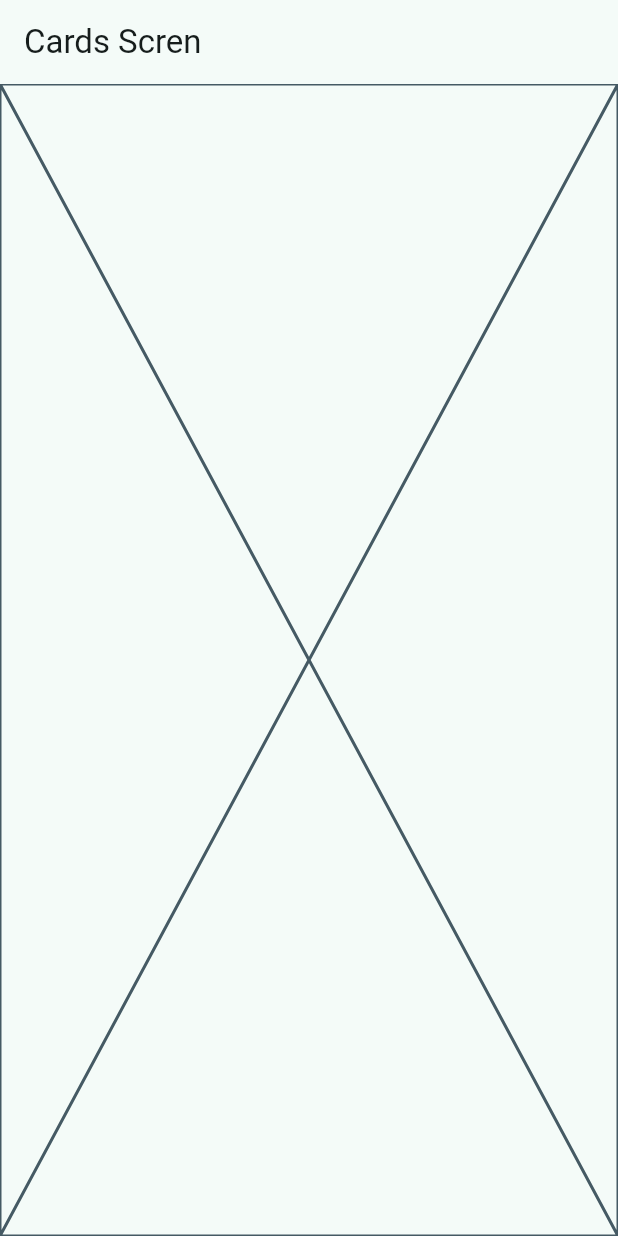
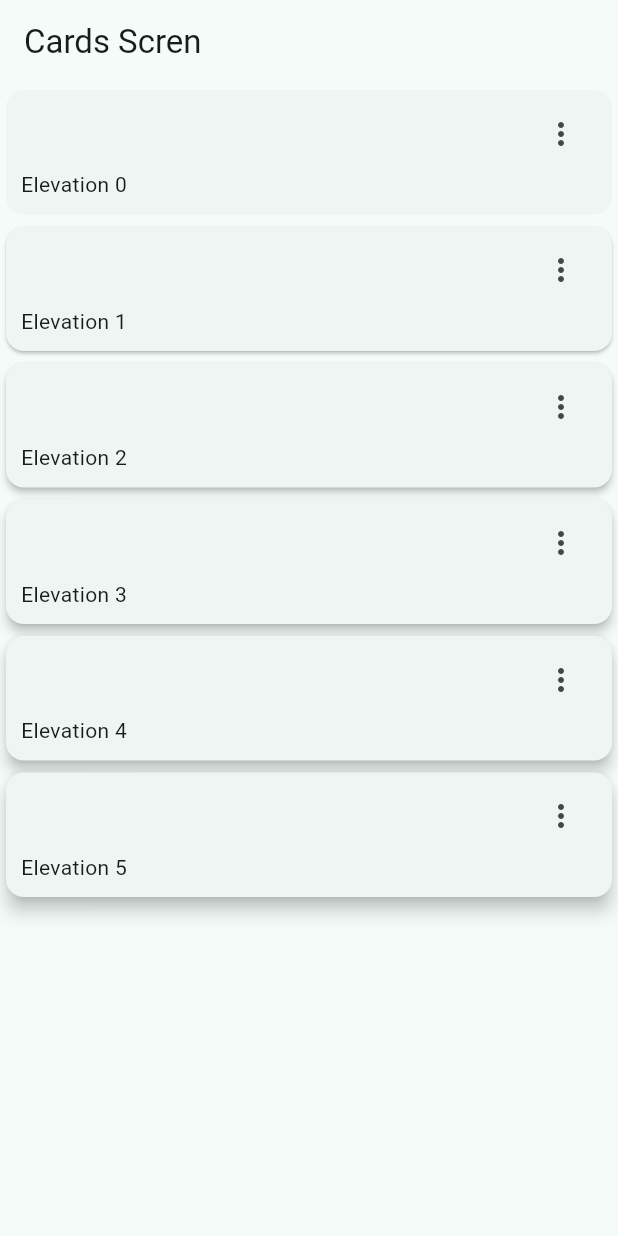
Before and after one commit to PaulMec/widgets_app, a Flutter app: the CardsScreen screen opened by its route, on a phone screen of 412 x 824 dp. Run offline on Flutter 3.47's test engine with Material 3 defaults, Android fonts, the phone set to English and light mode, and no system bars; our stand-ins replace go_router.

Commit message:
Create screen cards with scroll

```diff
--- a/lib/presentation/screens/cards/cards_screen.dart
+++ b/lib/presentation/screens/cards/cards_screen.dart
@@ -1,4 +1,13 @@
 import 'package:flutter/material.dart';
+
+const cards = <Map<String, dynamic>>[
+  {'elevation': 0.0, 'label': 'Elevation 0'},
+  {'elevation': 1.0, 'label': 'Elevation 1'},
+  {'elevation': 2.0, 'label': 'Elevation 2'},
+  {'elevation': 3.0, 'label': 'Elevation 3'},
+  {'elevation': 4.0, 'label': 'Elevation 4'},
+  {'elevation': 5.0, 'label': 'Elevation 5'},
+];
 
 class CardsScreen extends StatelessWidget {
   static const String name = 'cards_screen';
@@ -10,7 +19,55 @@ class CardsScreen extends StatelessWidget {
       appBar: AppBar(
         title: const Text('Cards Scren'),
       ),
-      body: const Placeholder(),
+      body: const _CardsView(),
     );
   }
 }
+
+class _CardsView extends StatelessWidget {
+  const _CardsView();
+
+  @override
+  Widget build(BuildContext context) {
+    return SingleChildScrollView(
+      child: Column(
+        children: [
+          ...cards.map((card) =>
+              _CardType1(elevation: card['elevation'], label: card['label'])),
+        ],
+      ),
+    );
+  }
+}
+
+class _CardType1 extends StatelessWidget {
+  final String label;
+  final double elevation;
+  const _CardType1({
+    required this.label,
+    required this.elevation,
+  });
+
+  @override
+  Widget build(BuildContext context) {
+    return Card(
+      elevation: elevation,
+      child: Padding(
+        padding: const EdgeInsets.fromLTRB(10, 5, 10, 10),
+        child: Column(
+          children: [
+            Align(
+              alignment: Alignment.topRight,
+              child: IconButton(
+                  onPressed: () {}, icon: const Icon(Icons.more_vert_outlined)),
+            ),
+            Align(
+              alignment: Alignment.bottomLeft,
+              child: Text(label),
+            )
+          ],
+        ),
+      ),
+    );
+  }
+}
```
